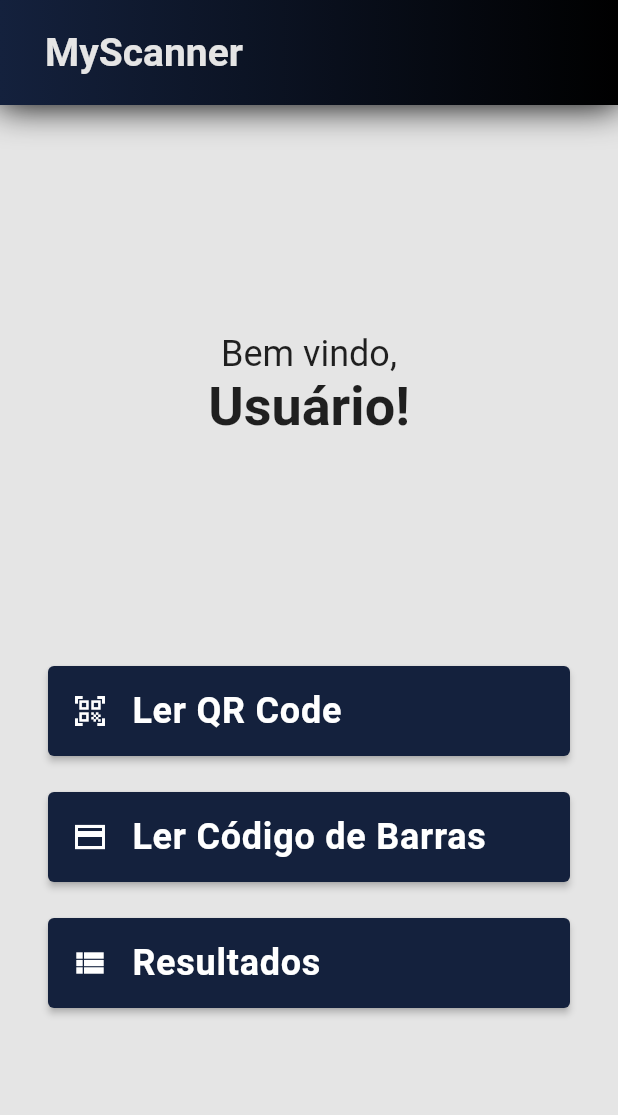
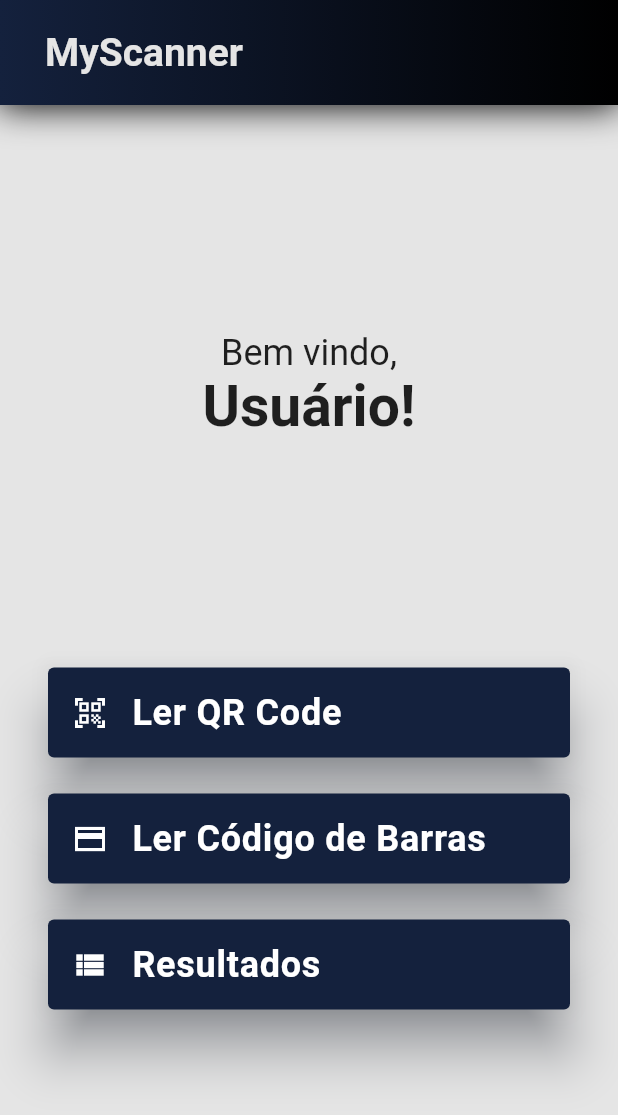
Before and after one commit to otavioborgsm/qrcode_app, a Flutter app: the screen it shows after launch, on a phone screen of 412 x 824 dp. Shown: the top 1115 px of the screen. Run offline on Flutter 3.47's test engine with Material 2 defaults, Android fonts, the phone set to English and light mode, and no system bars.

Commit message:
pacote barcode_scanner adicionado

```diff
--- a/lib/views/home_page.dart
+++ b/lib/views/home_page.dart
@@ -69,7 +69,7 @@ class _HomePageState extends State<HomePage> {
                   Text(
                     "Usuário!",
                     style: TextStyle(
-                      fontSize: 36,
+                      fontSize: 38,
                       fontWeight: FontWeight.bold
                     ),
                   ),
@@ -117,7 +117,8 @@ Widget _button( text, icon, onPressedFunction){
     onPressed: onPressedFunction,
     style: ElevatedButton.styleFrom(
       primary: const Color.fromARGB(255, 20, 33, 61),
-      shadowColor: Colors.black,
+      shadowColor: const Color.fromARGB(255, 20, 33, 61),
+      elevation: 15.0
     ),
     child: Row(
       children: [
--- a/pubspec.yaml
+++ b/pubspec.yaml
@@ -34,6 +34,7 @@ dependencies:
   # The following adds the Cupertino Icons font to your application.
   # Use with the CupertinoIcons class for iOS style icons.
   cupertino_icons: ^1.0.2
+  flutter_barcode_scanner: ^2.0.0
 
 dev_dependencies:
   flutter_test:
```
Also changed, not shown: pubspec.lock.
